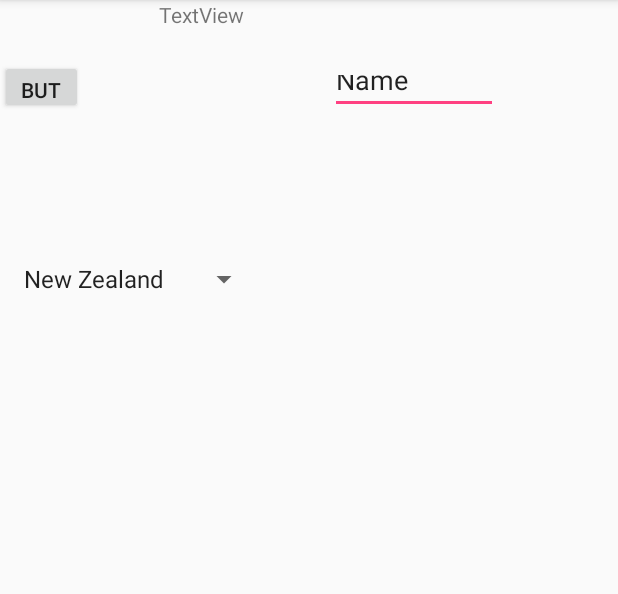
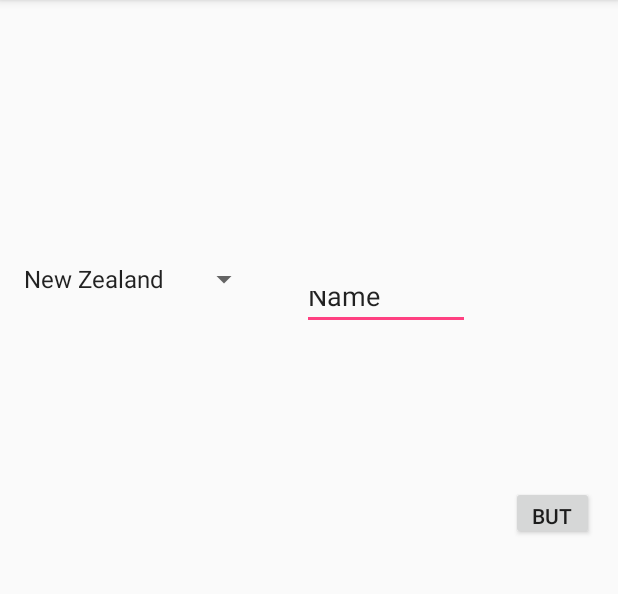
Before and after one commit to dlrrb4714/KCurrency, an Android app: the screen it shows after launch (MainActivity), on a phone screen of 412 x 824 dp, the part 84-678 px from its top. Run offline under Robolectric (Android 15) with nearby library versions, the phone set to English and light mode, and no system bars; our stand-ins replace Volley; 1 statement that could not run was skipped.

Commit message:
Finished implementing all functionalities - Still needs debugging

```diff
--- a/app/src/main/java/com/kssoft/kcurrency2/ItemAdapter.java
+++ b/app/src/main/java/com/kssoft/kcurrency2/ItemAdapter.java
@@ -14,16 +14,16 @@ import java.util.ArrayList;
 public class ItemAdapter extends BaseAdapter {
     Context mContext;
     ArrayList<String> mData;
-    ArrayList<String> mSpinnerItems;
+    String[] mSpinnerItems;
 
-    public ItemAdapter(ArrayList<String> data, ArrayList<String> spinnerItems, Context context) {
+    public ItemAdapter(ArrayList<String> data, String[] spinnerItems, Context context) {
         this.mData = data;
         this.mSpinnerItems = spinnerItems;
         this.mContext = context;
     }
 
     public int getCount() {
-        return this.mData.size()
+        return this.mData.size();
     }
 
     public Object getItem(int position) {
--- a/app/src/main/java/com/kssoft/kcurrency2/RequestURLMaker.java
+++ b/app/src/main/java/com/kssoft/kcurrency2/RequestURLMaker.java
@@ -23,5 +23,6 @@ public class RequestURLMaker {
                 return currencies[i];
             }
         }
+        return null;
     }
 }
--- a/app/src/main/res/layout/activity_main.xml
+++ b/app/src/main/res/layout/activity_main.xml
@@ -29,33 +29,30 @@
         app:layout_constraintTop_toTopOf="parent"
         tools:layout_editor_absoluteX="8dp" />
 
-    <TextView
-        android:id="@+id/testTextView"
-        android:layout_width="94dp"
-        android:layout_height="34dp"
-        android:layout_marginEnd="212dp"
-        android:text="TextView"
-        app:layout_constraintEnd_toEndOf="parent"
-        tools:layout_editor_absoluteY="41dp" />
-
     <EditText
         android:id="@+id/amountText"
         android:layout_width="112dp"
         android:layout_height="36dp"
-        android:layout_marginEnd="80dp"
+        android:layout_marginBottom="8dp"
+        android:layout_marginEnd="8dp"
+        android:layout_marginStart="8dp"
         android:layout_marginTop="40dp"
         android:ems="10"
         android:hint="Input a number"
         android:inputType="number"
         android:text="Name"
-        app:layout_constraintEnd_toEndOf="parent"
+        app:layout_constraintBottom_toTopOf="@+id/spinnerListView"
+        app:layout_constraintEnd_toStartOf="@+id/goButton"
+        app:layout_constraintStart_toEndOf="@+id/outerCountrySpinner"
         app:layout_constraintTop_toTopOf="parent" />
 
     <Button
-        android:id="@+id/button"
+        android:id="@+id/goButton"
         android:layout_width="55dp"
         android:layout_height="36dp"
+        android:layout_marginBottom="12dp"
+        android:layout_marginEnd="16dp"
         android:text="Button"
-        app:layout_constraintBottom_toBottomOf="@+id/amountText"
-        tools:layout_editor_absoluteX="321dp" />
+        app:layout_constraintBottom_toTopOf="@+id/spinnerListView"
+        app:layout_constraintEnd_toEndOf="parent" />
 </android.support.constraint.ConstraintLayout>
```
Also changed, not shown: app/src/main/java/com/kssoft/kcurrency2/MainActivity.java (+69 -4 lines), 16 other files.
